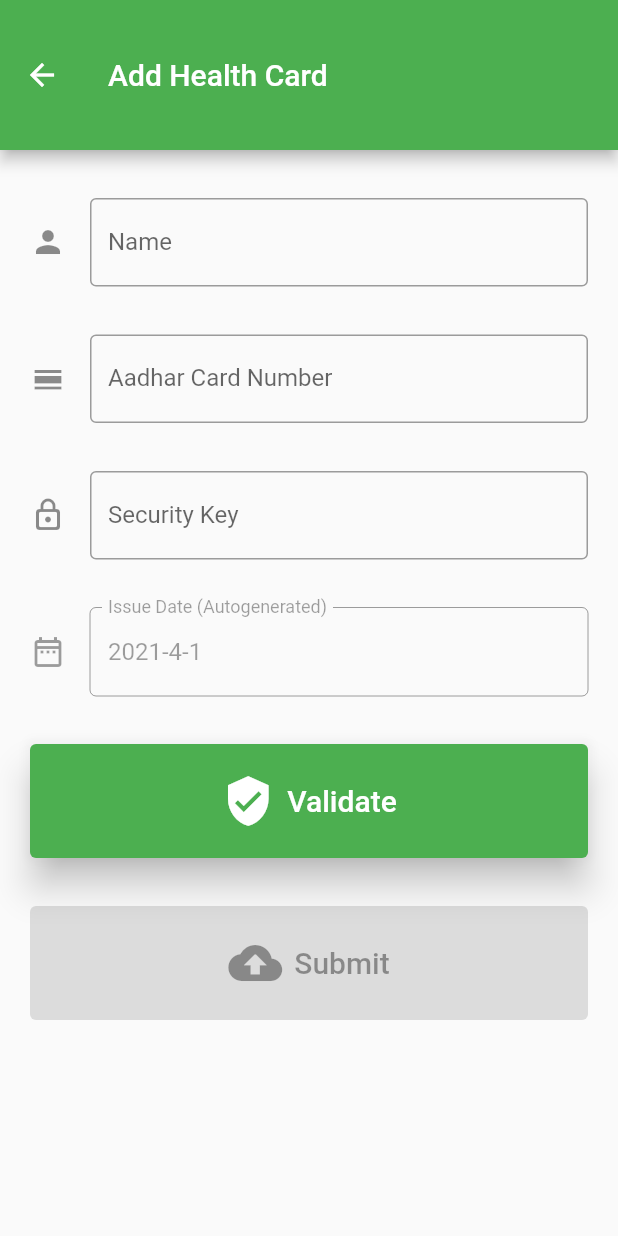
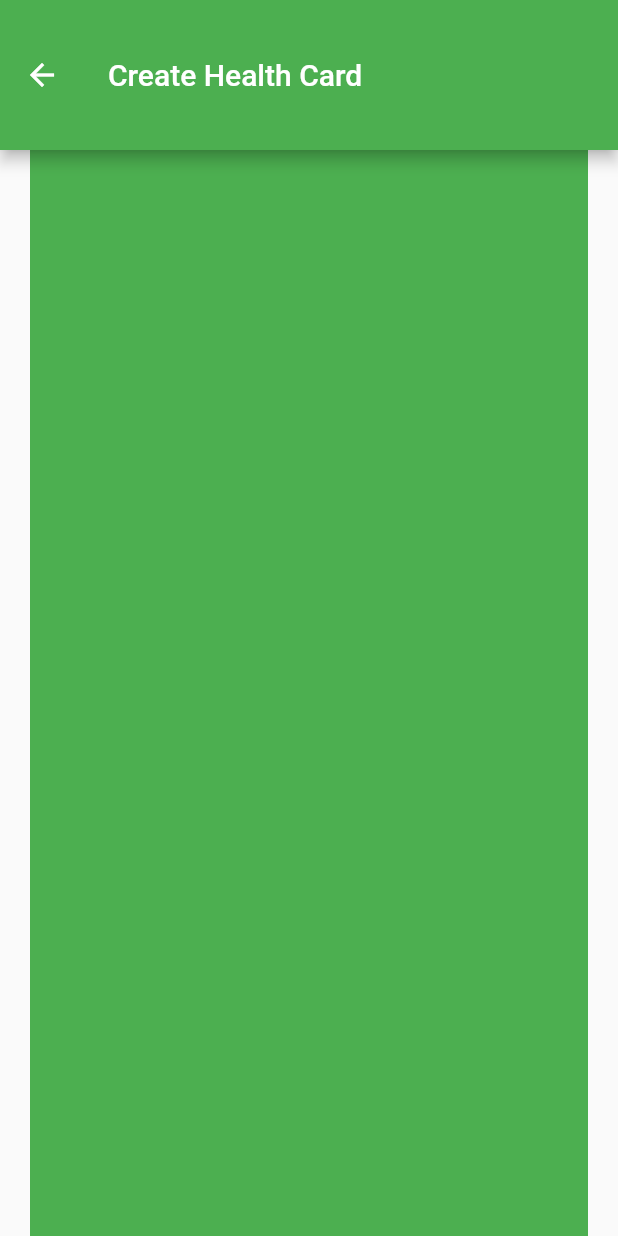
Before and after one commit to Az-21/universal-health-card, a Flutter app: the NewHealthCard screen opened directly, on a phone screen of 412 x 824 dp. Run offline on Flutter 3.47's test engine with Material 2 defaults, Android fonts, the light colour scheme and no system bars; our stand-ins replace get, get_storage, salomon_bottom_bar; missing offline and left inert: awesome_card; accounts and stored records are empty.

Commit message:
📱new navigation layout

```diff
--- a/lib/src/dashboard.dart
+++ b/lib/src/dashboard.dart
@@ -7,7 +7,7 @@ import 'package:flutter/material.dart';
 import 'package:get/get.dart';
 
 // Flutter Components Imports
-import 'healthCard/health_cards.dart';
+import 'healthCard/health_cards_ui.dart';
 
 // ━━━━━━━━━━━━━━━━━━━━━━━━━━━━━━━━━━━━━━━━
 //  * Statess dashboard
@@ -60,7 +60,8 @@ class Dashboard extends StatelessWidget {
           onTap: () {
             switch (index) {
               case 0:
-                Get.to(() => HealthCardPage()); // Imported ./health_cards.dart
+                Get.to(() =>
+                    HealthCardWelcomePage()); // Imported ./health_cards.dart
                 break;
               case 1:
                 //Get.to(() => __Module());
--- a/lib/src/healthCard/health_cards.dart
+++ b/lib/src/healthCard/health_card_list.dart
@@ -5,14 +5,12 @@ import 'package:flutter/material.dart';
 
 // Pub Dev Imports
 import 'package:awesome_card/awesome_card.dart';
-import 'package:get/get.dart';
 import 'package:get_storage/get_storage.dart';
 
 // Flutter Components Imports for Navigation
-import 'package:health_app/src/healthCard/new_health_card.dart';
 
 // ━━━━━━━━━━━━━━━━━━━━━━━━━━━━━━━━━━━━━━━━
-//  * Health Card UI
+//  * Health Card List
 // ━━━━━━━━━━━━━━━━━━━━━━━━━━━━━━━━━━━━━━━━
 class HealthCardPage extends StatefulWidget {
   HealthCardPage({Key key}) : super(key: key);
@@ -32,27 +30,8 @@ class _HealthCardPageState extends State<HealthCardPage> {
         title: Text('Health Cards'),
       ),
       body: Padding(
-        padding: EdgeInsets.fromLTRB(0, 30, 0, 90),
+        padding: EdgeInsets.fromLTRB(0, 30, 0, 10),
         child: _buildHealthCardList(),
-      ),
-      floatingActionButton: SizedBox(
-        width: 300,
-        height: 60,
-        child: FloatingActionButton.extended(
-          icon: IconButton(
-            iconSize: 48,
-            icon: Icon(Icons.post_add_outlined),
-            onPressed: () {
-              Get.to(() => NewHealthCard()); // navigate to new_health_card
-            },
-          ),
-          label: Text('Add Health Card'),
-          splashColor: Colors.white,
-          backgroundColor: Colors.green,
-          onPressed: () {
-            Get.to(() => NewHealthCard()); // navigate to new_health_card
-          },
-        ),
       ),
     );
   }
@@ -68,11 +47,11 @@ class _HealthCardPageState extends State<HealthCardPage> {
       'xxxx xxxx xxxx 0009',
       'xxxx xxxx xxxx 0015',
     ];
-    List<String> cardExpiry = [
-      'January 1, 2021',
-      'January 21, 2021',
-      'March 7, 2021',
-      'March 26, 2021',
+    List<String> holderInfo = [
+      'A+ | No allergies',
+      'B+ | Allergic to X',
+      'AB+ | Allergic to Y',
+      'AB+ | Allergic to Z',
     ]; // TODO: find a better use for this field
     List<String> cardHolder = [
       'Abhijit Sahoo',
@@ -115,7 +94,7 @@ class _HealthCardPageState extends State<HealthCardPage> {
           // ━━━━━━━━━━━━━━━━━━━━━━━━━━━━━━━━━━━━━━━━
           child: CreditCard(
             cardNumber: '${cardNumbers[index]}',
-            cardExpiry: '${cardExpiry[index]}',
+            cardExpiry: '${holderInfo[index]}',
             cardHolderName: '${cardHolder[index]}',
             cvv: '${cvv[index]}',
             bankName: 'Universal Health Card',
@@ -124,7 +103,7 @@ class _HealthCardPageState extends State<HealthCardPage> {
             frontBackground: CardBackgrounds.black,
             backBackground: CardBackgrounds.white,
             showShadow: true,
-            textExpDate: 'Issued on',
+            textExpDate: 'Holder Info',
             textName: 'Name',
             textExpiry: 'MM/YY',
           ),
--- a/lib/src/healthCard/new_health_card.dart
+++ b/lib/src/healthCard/new_health_card.dart
@@ -18,7 +18,7 @@ class NewHealthCard extends StatelessWidget {
     return Scaffold(
       appBar: AppBar(
         toolbarHeight: 100,
-        title: Text('Add Health Card'),
+        title: Text('Create Health Card'),
       ),
       body: Padding(
         padding: EdgeInsets.fromLTRB(20, 0, 20, 0),
@@ -31,143 +31,11 @@ class NewHealthCard extends StatelessWidget {
 // ━━━━━━━━━━━━━━━━━━━━━━━━━━━━━━━━━━━━━━━━
 //  * Stateful Health Form
 // ━━━━━━━━━━━━━━━━━━━━━━━━━━━━━━━━━━━━━━━━
-class _FormField extends StatefulWidget {
-  _FormField({Key key}) : super(key: key);
-
-  @override
-  __FormFieldState createState() => __FormFieldState();
-}
-
-class __FormFieldState extends State<_FormField> {
-  // Controllers
-  var name = TextEditingController();
-  var issueDate = TextEditingController();
-  var cardNum = TextEditingController();
-  var cvv = TextEditingController();
-  var now = DateTime.now();
-  bool isValidated = false;
+class _FormField extends StatelessWidget {
+  const _FormField({Key key}) : super(key: key);
 
   @override
   Widget build(BuildContext context) {
-    return ListView(
-      children: <Widget>[
-        SizedBox(
-          height: 32,
-        ),
-        TextFormField(
-          controller: name,
-          decoration: InputDecoration(
-              border: OutlineInputBorder(),
-              icon: Icon(Icons.person),
-              hintText: 'First Last',
-              labelText: 'Name'),
-        ),
-        SizedBox(
-          height: 32,
-        ),
-        TextFormField(
-          controller: cardNum,
-          keyboardType: TextInputType.number,
-          decoration: InputDecoration(
-              border: OutlineInputBorder(),
-              icon: Icon(Icons.calendar_view_day_sharp),
-              hintText: 'xxxx xxxx xxxx xxxx',
-              // TODO: import pub dev module to give autospace
-              labelText: 'Aadhar Card Number'),
-        ),
-        SizedBox(
-          height: 32,
-        ),
-        TextFormField(
-          controller: cvv,
-          keyboardType: TextInputType.number,
-          decoration: InputDecoration(
-              border: OutlineInputBorder(),
-              icon: Icon(Icons.lock_outline_rounded),
-              hintText: '****',
-              labelText: 'Security Key'),
-        ),
-        SizedBox(
-          height: 32,
-        ),
-        TextFormField(
-          controller: issueDate..text = '${now.year}-${now.month}-${now.day}',
-          // TODO: add better formatting for ${now} = Jan DD, YYYY
-          enabled: false,
-          decoration: InputDecoration(
-              border: OutlineInputBorder(),
-              icon: Icon(Icons.date_range_outlined),
-              labelText: 'Issue Date (Autogenerated)'),
-        ),
-        SizedBox(
-          height: 32,
-        ),
-        ElevatedButton.icon(
-          onPressed: () {
-            print('Validate Pressed');
-            isValidated = true;
-            if (true) {
-              HealthCardData user = new HealthCardData(
-                  name.text, issueDate.text, cardNum.text, cvv.text);
-              print(user.printDetails());
-            }
-            setState(() {});
-            //TODO: Implement validator
-          },
-          icon: Icon(Icons.verified_user_sharp, size: 36),
-          label: Text(
-            'Validate',
-            style: TextStyle(fontSize: 20),
-          ),
-          style: ElevatedButton.styleFrom(
-            primary: Colors.green,
-            elevation: 10,
-            padding: EdgeInsets.symmetric(horizontal: 0, vertical: 20),
-          ),
-        ),
-        SizedBox(
-          height: 32,
-        ),
-        ElevatedButton.icon(
-          onPressed: _isValidated(),
-          icon: Icon(Icons.cloud_upload_rounded, size: 36),
-          label: Text(
-            'Submit',
-            style: TextStyle(fontSize: 20),
-          ),
-          style: ElevatedButton.styleFrom(
-            primary: Colors.green,
-            elevation: 10,
-            padding: EdgeInsets.symmetric(horizontal: 0, vertical: 20),
-          ),
-        ),
-      ],
-    );
-  }
-
-  Function _isValidated() {
-    if (isValidated) {
-      return () {
-        print('Pushing to firebase...');
-        //TODO: Add firebase push here}
-      };
-    } else {
-      return null;
-    }
+    return Container(color: Colors.green);
   }
 }
-
-// ━━━━━━━━━━━━━━━━━━━━━━━━━━━━━━━━━━━━━━━━
-//  * Health Form Constructor Class
-// ━━━━━━━━━━━━━━━━━━━━━━━━━━━━━━━━━━━━━━━━
-class HealthCardData {
-  HealthCardData(this.name, this.issueDate, this.cardNum, this.cvv);
-  String name;
-  String issueDate;
-  String cardNum;
-  String cvv;
-
-  String printDetails() {
-    return 'Name: $name\nIssue Date: $issueDate\nCard Number: $cardNum\nCVV: $cvv';
-  }
-}
```
Also changed, not shown: lib/src/healthCard/health_cards_ui.dart (added, +82 -0 lines), pubspec.yaml (+3 -10 lines), pubspec.lock.
